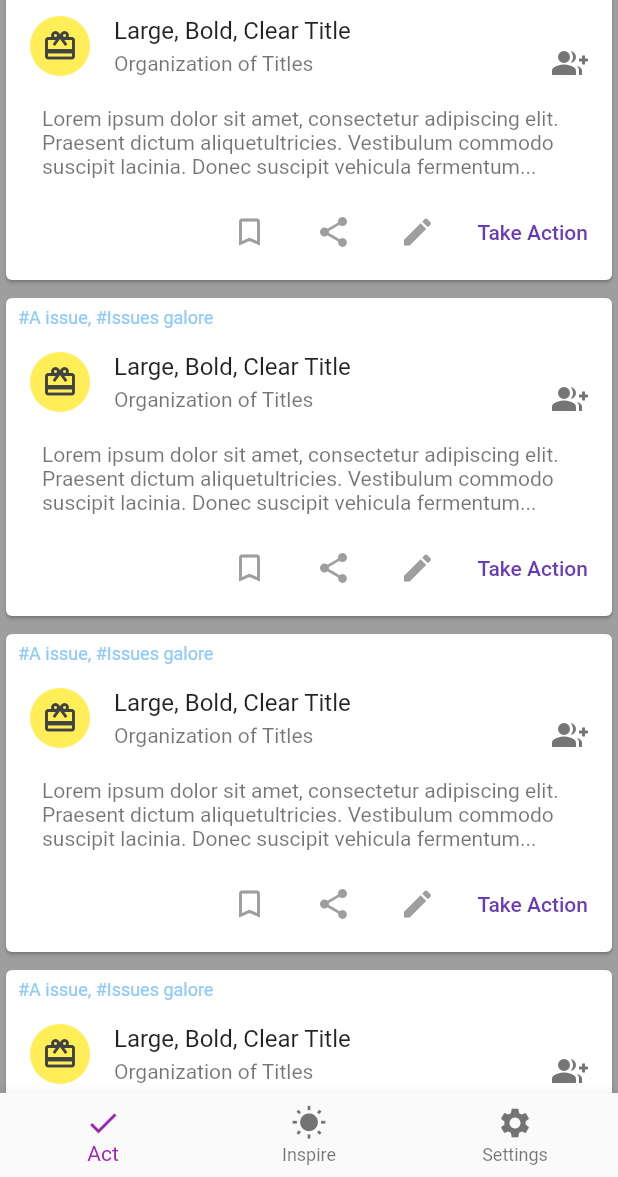
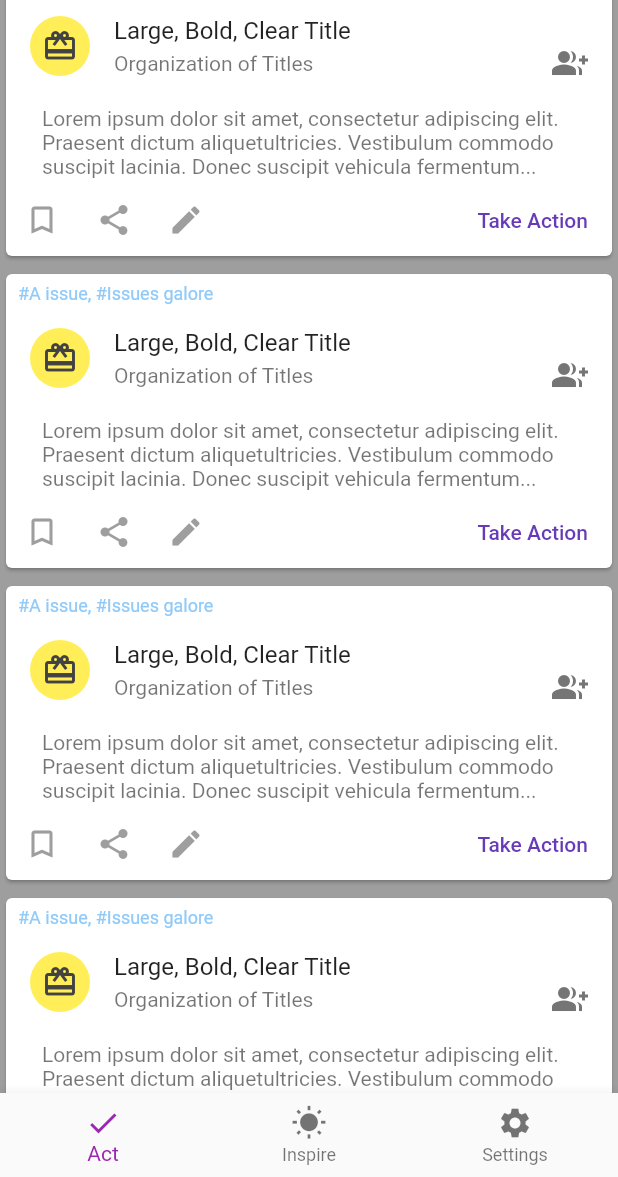
Before and after one commit to actworthy/citizen-flutter, a Flutter app: the screen it shows after launch, on a phone screen of 412 x 824 dp, the part 59-1236 px from its top. Run offline on Flutter 3.47's test engine with Material 2 defaults, Android fonts, the phone set to English and light mode, and no system bars; our stand-ins replace flutter_redux, redux.

Commit message:
Moves IconButtons in action CTA to the left and take action to the right; closes #25

```diff
--- a/lib/ui/views/act_view.dart
+++ b/lib/ui/views/act_view.dart
@@ -95,17 +95,22 @@ class ActView extends StatelessWidget {
     );
   }
 
+  /// Draws a call to action where the [FlattButton] labeled "Take Action" is aligned
+  /// to the end of the action [Card], and the [IconButton]s (save, share, and create
+  /// post) are aligned at the start of the card
+  ///
   /// When the action's type is something like 'email' or 'call', the Take Action
-  /// button with open the proper app. Uses [IconButton] and [FlatButton]
+  /// button with open the proper app.
+  ///
+  /// See also [_buildActionCard], [ActView]
   Widget _buildCallToAction() {
-    return ButtonTheme.bar(
-      child: ButtonBar(
+    return Row(
       children: <Widget>[
         IconButton(
           icon: Icon(Icons.bookmark_border),
           color: Colors.grey,
           tooltip: "Save action",
-            onPressed: () => debugPrint("Saved action"),
+          onPressed: () => {},
         ),
         IconButton(
           icon: Icon(Icons.share),
@@ -119,13 +124,17 @@ class ActView extends StatelessWidget {
           tooltip: "Create an inpsiring post about action",
           onPressed: () => {},
         ),
-          FlatButton(
+        Expanded(
+          child: Container(
+            alignment: AlignmentDirectional.centerEnd,
+            child: FlatButton(
               child: const Text("Take Action"),
               textColor: Colors.deepPurple,
-            onPressed: () => debugPrint("Took action"),
+              onPressed: () => {},
+            ),
+          ),
         ),
       ],
-      ),
     );
   }
 }
```
Lines whose indentation alone changed are shown as unchanged.
